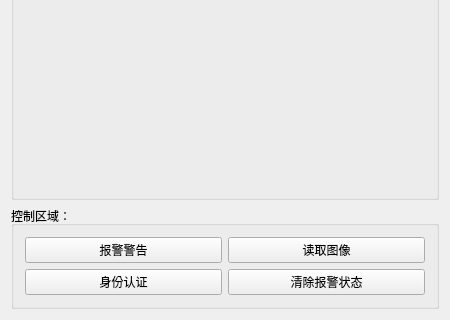
Above: PRO/SGFAS/safeguard.ui from carloscn/SFGA before the change; both pictures show x 0 to 450 and y 698 to 1018 of the 450 by 1018 pixel window. Below: the same form after it.
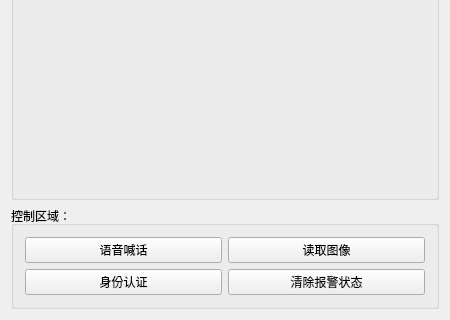
That is the form after the change.

The edit to the form file:
```diff
--- a/PRO/SGFAS/safeguard.ui
+++ b/PRO/SGFAS/safeguard.ui
@@ -178,7 +178,7 @@
       <item row="0" column="0">
        <widget class="QPushButton" name="pushButton_warning">
         <property name="text">
-         <string>报警警告</string>
+         <string>语音喊话</string>
         </property>
        </widget>
       </item>
```
